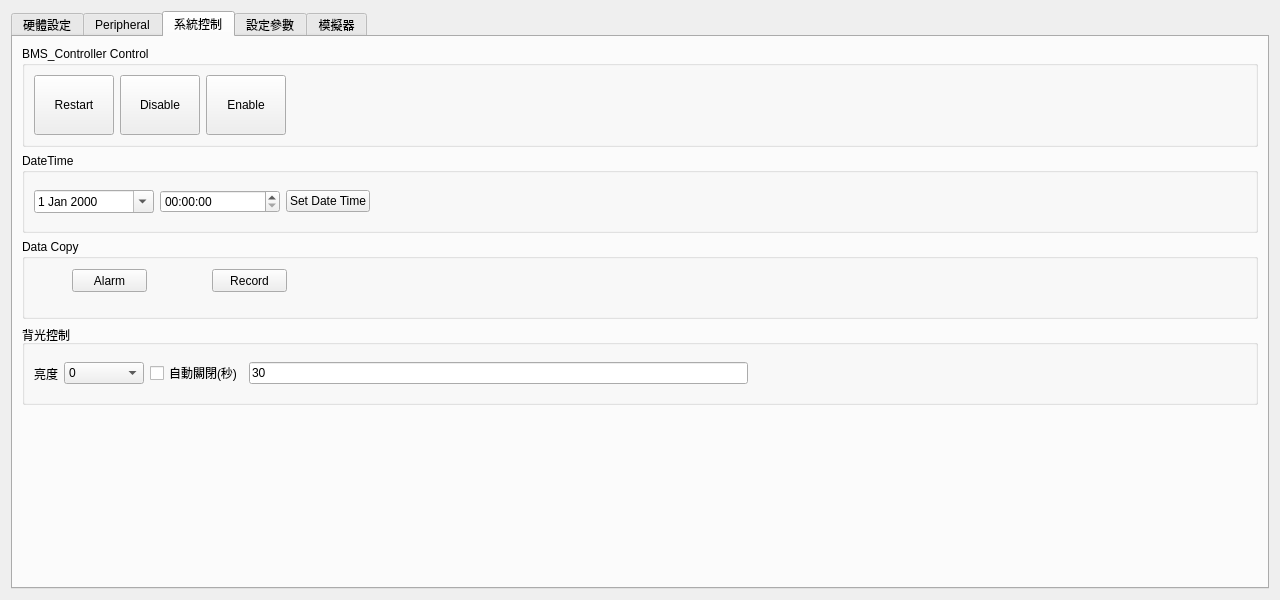
The window that frmhardwareconfig.ui (haoyi-jason/BMS_HY01_old) describes before a commit, drawn with Qt 5.
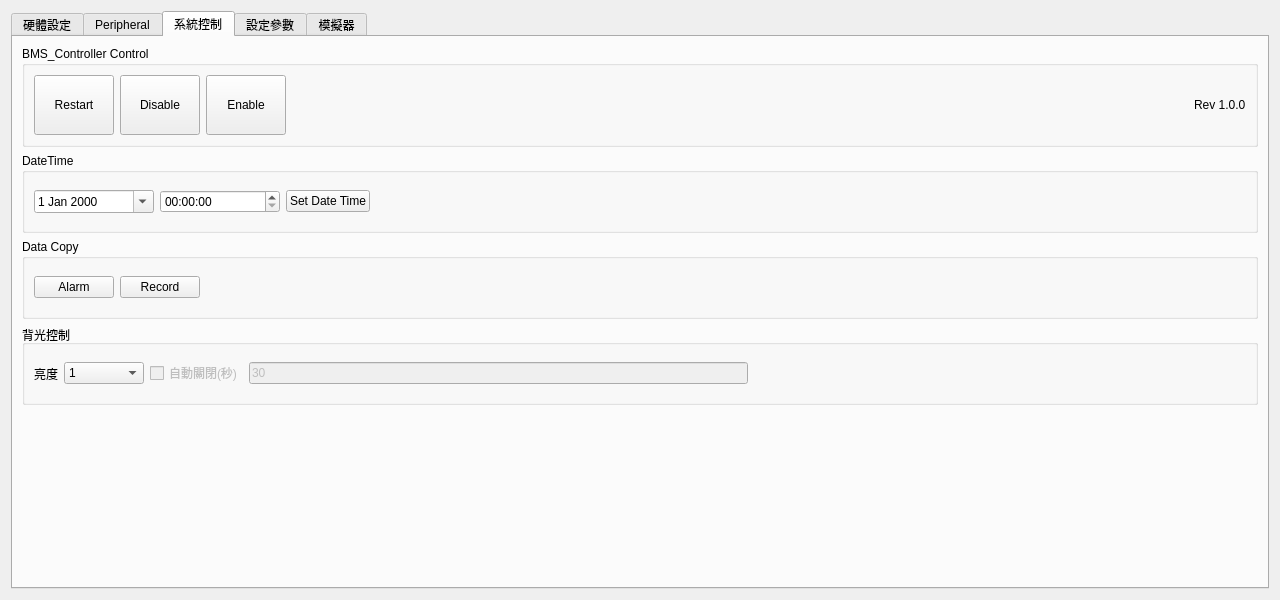
The same window after the commit. Custom widgets are drawn as their Qt base class.

What changed in the file:
```diff
--- a/frmhardwareconfig.ui
+++ b/frmhardwareconfig.ui
@@ -872,6 +872,13 @@
             </property>
            </spacer>
           </item>
+          <item>
+           <widget class="QLabel" name="label_23">
+            <property name="text">
+             <string>Rev 1.0.0</string>
+            </property>
+           </widget>
+          </item>
          </layout>
         </widget>
        </item>
@@ -947,32 +954,35 @@
          <property name="title">
           <string>Data Copy</string>
          </property>
+         <layout class="QHBoxLayout" name="horizontalLayout_7">
+          <item>
          <widget class="QPushButton" name="pbAlarmToSD">
-          <property name="geometry">
-           <rect>
-            <x>50</x>
-            <y>30</y>
-            <width>75</width>
-            <height>23</height>
-           </rect>
-          </property>
           <property name="text">
            <string>Alarm</string>
           </property>
          </widget>
+          </item>
+          <item>
          <widget class="QPushButton" name="pbRecordToSD">
-          <property name="geometry">
-           <rect>
-            <x>190</x>
-            <y>30</y>
-            <width>75</width>
-            <height>23</height>
-           </rect>
-          </property>
           <property name="text">
            <string>Record</string>
           </property>
          </widget>
+          </item>
+          <item>
+           <spacer name="horizontalSpacer_5">
+            <property name="orientation">
+             <enum>Qt::Horizontal</enum>
+            </property>
+            <property name="sizeHint" stdset="0">
+             <size>
+              <width>40</width>
+              <height>20</height>
+             </size>
+            </property>
+           </spacer>
+          </item>
+         </layout>
         </widget>
        </item>
        <item>
@@ -1002,11 +1012,6 @@
               <height>0</height>
              </size>
             </property>
-            <item>
-             <property name="text">
-              <string>0</string>
-             </property>
-            </item>
             <item>
              <property name="text">
               <string>1</string>
@@ -1046,6 +1051,9 @@
           </item>
           <item>
            <widget class="QCheckBox" name="cbBackLightAutoClose">
+            <property name="enabled">
+             <bool>false</bool>
+            </property>
             <property name="text">
              <string>自動關閉(秒)</string>
             </property>
@@ -1053,6 +1061,9 @@
           </item>
           <item>
            <widget class="QLineEdit" name="leBackLightAutoSec">
+            <property name="enabled">
+             <bool>false</bool>
+            </property>
             <property name="text">
              <string>30</string>
             </property>
```
Left out of the diff: 9 changed lines with no effect on the pictures. Lines whose indentation alone changed are shown as unchanged.
